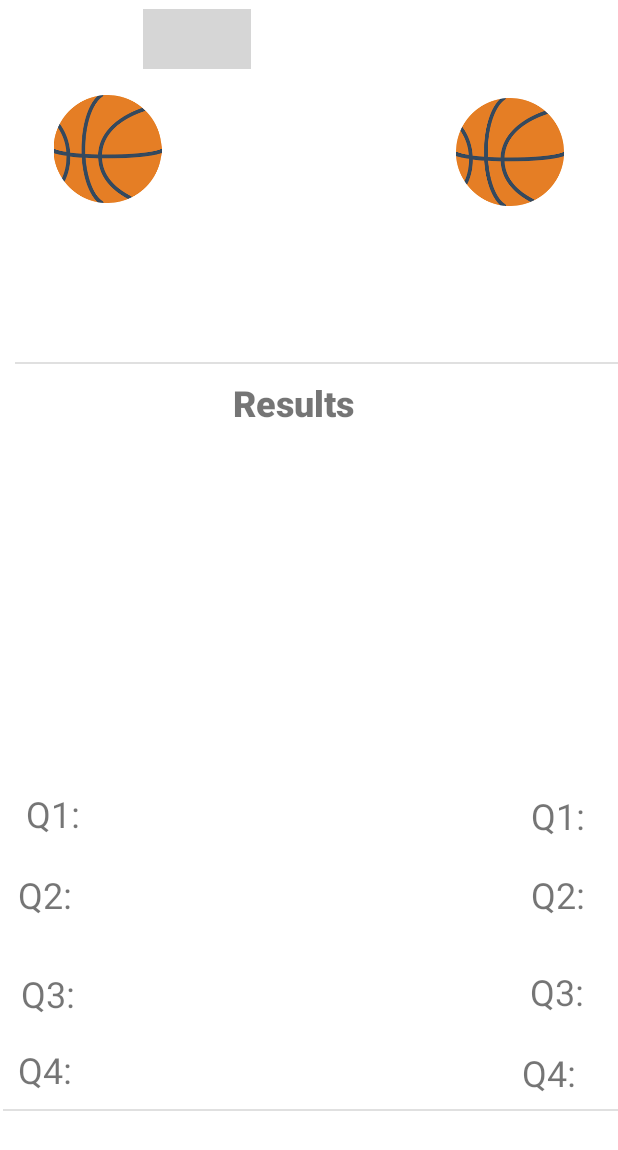
After one commit to Codepath-UIC-Team2/SportCave, an Android app: the layout item_basketball.xml on its own in the app's theme, with its tools: preview values and no code run, on a phone screen of 412 x 824 dp. The commit adds this screen. Shown: the top 1150 px of the screen. Run offline under Robolectric (Android 15) with nearby library versions, the phone set to English and light mode, and no system bars; grey boxes are pictures that could not be loaded.

Commit message:
Adding Basketball Stream

```diff
--- /dev/null
+++ b/SportCaveApp/app/src/main/java/Adapters/BasketBallAdapter.java
@@ -0,0 +1,118 @@
+package Adapters;
+
+import android.content.Context;
+import android.view.LayoutInflater;
+import android.view.View;
+import android.view.ViewGroup;
+import android.widget.ImageView;
+import android.widget.TextView;
+
+import androidx.annotation.NonNull;
+import androidx.recyclerview.widget.RecyclerView;
+
+import com.bumptech.glide.Glide;
+import com.example.sportcaveapp.R;
+
+import java.util.List;
+
+import models.BasketBall_Game;
+
+
+public class BasketBallAdapter extends RecyclerView.Adapter<BasketBallAdapter.ViewHolder> {
+
+        Context context;
+        List<BasketBall_Game> matches;
+
+public BasketBallAdapter(Context context, List<BasketBall_Game> matches) {
+        this.context = context;
+        this.matches = matches;
+        }
+
+@NonNull
+@Override
+public ViewHolder onCreateViewHolder(@NonNull ViewGroup viewGroup, int i) {
+        View matchview = LayoutInflater.from(context).inflate(R.layout.item_basketball,viewGroup,false);
+        return new ViewHolder(matchview);
+        }
+
+@Override
+public void onBindViewHolder(@NonNull ViewHolder viewHolder, int i) {
+        BasketBall_Game match = matches.get(i);
+
+        viewHolder.bind(match);
+
+        }
+
+@Override
+public int getItemCount() {
+        return matches.size();
+        }
+
+public class ViewHolder extends RecyclerView.ViewHolder{
+    TextView tv_location;
+    ImageView iv_location;
+    ImageView iv_team1;
+    ImageView iv_team2;
+    TextView tv_team1;
+    TextView tv_team2;
+    TextView tv_goals1_q1;
+    TextView tv_goals1_q2;
+    TextView tv_goals1_q3;
+    TextView tv_goals1_q4;
+    TextView tv_goals2_q1;
+    TextView tv_goals2_q2;
+    TextView tv_goals2_q3;
+    TextView tv_goals2_q4;
+
+
+
+
+
+    public ViewHolder(@NonNull View itemView) {
+        super(itemView);
+        tv_location = itemView.findViewById(R.id.tv_location);
+        iv_location = itemView.findViewById(R.id.iv_location);
+        iv_team1 = itemView.findViewById(R.id.iv_team1);
+        iv_team2 = itemView.findViewById(R.id.iv_team2);
+        tv_team1 = itemView.findViewById(R.id.tv_team1);
+        tv_team2 = itemView.findViewById(R.id.tv_team2);
+
+        tv_goals1_q1 = itemView.findViewById(R.id.tv_goals1_q1);
+        tv_goals1_q2 = itemView.findViewById(R.id.tv_goals1_q2);
+        tv_goals1_q3 = itemView.findViewById(R.id.tv_goals1_q3);
+        tv_goals1_q4 = itemView.findViewById(R.id.tv_goals1_q4);
+
+        tv_goals2_q1 = itemView.findViewById(R.id.tv_goals2_q1);
+        tv_goals2_q2 = itemView.findViewById(R.id.tv_goals2_q2);
+        tv_goals2_q3 = itemView.findViewById(R.id.tv_goals2_q3);
+        tv_goals2_q4 = itemView.findViewById(R.id.tv_goals2_q4);
+
+
+
+    }
+
+    public void bind(BasketBall_Game match) {
+        tv_team1.setText(match.getTeam1());
+        tv_team2.setText(match.getTeam2());
+
+        tv_goals1_q1.setText(match.getGoals1_q1());
+        tv_goals1_q2.setText(match.getGoals1_q2());
+        tv_goals1_q3.setText(match.getGoals1_q3());
+        tv_goals1_q4.setText(match.getGoals1_q4());
+
+        tv_goals2_q1.setText(match.getGoals2_q1());
+        tv_goals2_q2.setText(match.getGoals2_q2());
+        tv_goals2_q3.setText(match.getGoals2_q3());
+        tv_goals2_q4.setText(match.getGoals2_q4());
+        tv_location.setText(match.getLocation());
+
+
+
+
+        Glide.with(context).load(match.getLogo1()).into(iv_team1);
+        Glide.with(context).load(match.getLogo2()).into(iv_team2);
+        Glide.with(context).load(match.getFlag()).into(iv_location);
+
+    }
+}
+}
--- a/SportCaveApp/app/src/main/java/com/example/sportcaveapp/Basketball.java
+++ b/SportCaveApp/app/src/main/java/com/example/sportcaveapp/Basketball.java
@@ -1,6 +1,8 @@
 package com.example.sportcaveapp;
 
 import androidx.appcompat.app.AppCompatActivity;
+import androidx.recyclerview.widget.LinearLayoutManager;
+import androidx.recyclerview.widget.RecyclerView;
 
 import android.os.Bundle;
 import android.util.Log;
@@ -24,6 +26,8 @@ import java.util.Date;
 import java.util.List;
 import java.util.Locale;
 
+import Adapters.BasketBallAdapter;
+import Adapters.MatchAdapter;
 import models.BasketBall_Game;
 import models.Match;
 import okhttp3.Headers;
@@ -41,8 +45,12 @@ public class Basketball extends AppCompatActivity {
         super.onCreate(savedInstanceState);
         setContentView(R.layout.activity_basketball);
         Log.i(TAG,"Date today is "+date);
+
+        RecyclerView Rec = findViewById(R.id.rv);
         games = new ArrayList<>();
-
+        BasketBallAdapter matchAdapter =  new BasketBallAdapter(this,games);
+        Rec.setAdapter(matchAdapter);
+        Rec.setLayoutManager(new LinearLayoutManager(this));
 
         AsyncHttpClient client = new AsyncHttpClient();
         RequestParams params = new RequestParams();
@@ -81,6 +89,8 @@ public class Basketball extends AppCompatActivity {
 
 
                     }
+                    matchAdapter.notifyDataSetChanged();
+
 
 
 
--- a/SportCaveApp/app/src/main/res/layout/activity_basketball.xml
+++ b/SportCaveApp/app/src/main/res/layout/activity_basketball.xml
@@ -1,9 +1,18 @@
 <?xml version="1.0" encoding="utf-8"?>
-<androidx.constraintlayout.widget.ConstraintLayout xmlns:android="http://schemas.android.com/apk/res/android"
+<RelativeLayout
+    xmlns:android="http://schemas.android.com/apk/res/android"
     xmlns:app="http://schemas.android.com/apk/res-auto"
     xmlns:tools="http://schemas.android.com/tools"
     android:layout_width="match_parent"
     android:layout_height="match_parent"
     tools:context=".Basketball">
 
-</androidx.constraintlayout.widget.ConstraintLayout>
+    <androidx.recyclerview.widget.RecyclerView
+        android:id="@+id/rv"
+        android:layout_width="match_parent"
+        android:layout_height="match_parent"
+        android:layout_alignParentStart="true"
+        android:layout_alignParentTop="true"
+        android:layout_marginStart="0dp"
+        android:layout_marginTop="0dp" />
+</RelativeLayout>
--- /dev/null
+++ b/SportCaveApp/app/src/main/res/layout/item_basketball.xml
@@ -0,0 +1,294 @@
+<?xml version="1.0" encoding="utf-8"?>
+<RelativeLayout xmlns:android="http://schemas.android.com/apk/res/android"
+    xmlns:app="http://schemas.android.com/apk/res-auto"
+    xmlns:tools="http://schemas.android.com/tools"
+    android:layout_width="match_parent"
+    android:layout_height="match_parent">
+
+    <TextView
+        android:id="@+id/tv_goals2_q4"
+        android:layout_width="wrap_content"
+        android:layout_height="wrap_content"
+        android:layout_alignParentStart="true"
+        android:layout_alignParentTop="true"
+        android:layout_centerVertical="true"
+        android:layout_marginStart="314dp"
+        android:layout_marginTop="539dp"
+        android:fontFamily="sans-serif-black"
+        android:textSize="20sp" />
+
+    <TextView
+        android:id="@+id/tv_goals2_q3"
+        android:layout_width="wrap_content"
+        android:layout_height="wrap_content"
+        android:layout_alignParentStart="true"
+        android:layout_alignParentTop="true"
+        android:layout_centerVertical="true"
+        android:layout_marginStart="314dp"
+        android:layout_marginTop="480dp"
+        android:fontFamily="sans-serif-black"
+        android:textSize="20sp" />
+
+    <TextView
+        android:id="@+id/tv_goals2_q2"
+        android:layout_width="wrap_content"
+        android:layout_height="wrap_content"
+        android:layout_alignParentStart="true"
+        android:layout_alignParentTop="true"
+        android:layout_centerVertical="true"
+        android:layout_marginStart="315dp"
+        android:layout_marginTop="413dp"
+        android:layout_marginEnd="39dp"
+        android:layout_toStartOf="@+id/textView13"
+        android:fontFamily="sans-serif-black"
+        android:textSize="20sp" />
+
+    <TextView
+        android:id="@+id/tv_goals2_q1"
+        android:layout_width="wrap_content"
+        android:layout_height="wrap_content"
+        android:layout_alignParentStart="true"
+        android:layout_alignParentTop="true"
+        android:layout_centerVertical="true"
+        android:layout_marginStart="312dp"
+        android:layout_marginTop="362dp"
+        android:fontFamily="sans-serif-black"
+        android:textSize="20sp" />
+
+    <TextView
+        android:id="@+id/tv_goals1_q4"
+        android:layout_width="wrap_content"
+        android:layout_height="wrap_content"
+        android:layout_alignParentStart="true"
+        android:layout_alignParentTop="true"
+        android:layout_centerVertical="true"
+        android:layout_marginStart="107dp"
+        android:layout_marginTop="534dp"
+        android:fontFamily="sans-serif-black"
+        android:textSize="20sp" />
+
+    <TextView
+        android:id="@+id/tv_goals1_q3"
+        android:layout_width="wrap_content"
+        android:layout_height="wrap_content"
+        android:layout_alignParentStart="true"
+        android:layout_alignParentTop="true"
+        android:layout_centerVertical="true"
+        android:layout_marginStart="111dp"
+        android:layout_marginTop="483dp"
+        android:fontFamily="sans-serif-black"
+        android:textSize="20sp" />
+
+    <TextView
+        android:id="@+id/tv_goals1_q1"
+        android:layout_width="wrap_content"
+        android:layout_height="wrap_content"
+        android:layout_alignParentStart="true"
+        android:layout_alignParentTop="true"
+        android:layout_centerVertical="true"
+        android:layout_marginStart="108dp"
+        android:layout_marginTop="361dp"
+        android:fontFamily="sans-serif-black"
+        android:textSize="20sp" />
+
+    <TextView
+        android:id="@+id/textView16"
+        android:layout_width="wrap_content"
+        android:layout_height="wrap_content"
+        android:layout_above="@+id/textView10"
+        android:layout_alignParentStart="true"
+        android:layout_marginStart="17dp"
+        android:layout_marginBottom="21dp"
+        android:text="Q1: "
+        android:textSize="24sp" />
+
+    <TextView
+        android:id="@+id/textView15"
+        android:layout_width="wrap_content"
+        android:layout_height="wrap_content"
+        android:layout_above="@+id/divider3"
+        android:layout_alignParentStart="true"
+        android:layout_marginStart="348dp"
+        android:layout_marginBottom="8dp"
+        android:text="Q4: "
+        android:textSize="24sp" />
+
+    <TextView
+        android:id="@+id/textView14"
+        android:layout_width="wrap_content"
+        android:layout_height="wrap_content"
+        android:layout_above="@+id/textView15"
+        android:layout_alignParentStart="true"
+        android:layout_marginStart="353dp"
+        android:layout_marginBottom="21dp"
+        android:text="Q3: "
+        android:textSize="24sp" />
+
+    <TextView
+        android:id="@+id/textView13"
+        android:layout_width="wrap_content"
+        android:layout_height="wrap_content"
+        android:layout_above="@+id/textView14"
+        android:layout_alignParentStart="true"
+        android:layout_marginStart="354dp"
+        android:layout_marginBottom="32dp"
+        android:text="Q2: "
+        android:textSize="24sp" />
+
+    <TextView
+        android:id="@+id/textView12"
+        android:layout_width="wrap_content"
+        android:layout_height="wrap_content"
+        android:layout_above="@+id/divider3"
+        android:layout_alignParentStart="true"
+        android:layout_marginStart="12dp"
+        android:layout_marginBottom="10dp"
+        android:text="Q4: "
+        android:textSize="24sp" />
+
+    <TextView
+        android:id="@+id/textView11"
+        android:layout_width="wrap_content"
+        android:layout_height="wrap_content"
+        android:layout_above="@+id/textView12"
+        android:layout_alignParentStart="true"
+        android:layout_marginStart="14dp"
+        android:layout_marginBottom="18dp"
+        android:text="Q3: "
+        android:textSize="24sp" />
+
+    <TextView
+        android:id="@+id/textView10"
+        android:layout_width="wrap_content"
+        android:layout_height="wrap_content"
+        android:layout_above="@+id/textView11"
+        android:layout_alignParentStart="true"
+        android:layout_marginStart="12dp"
+        android:layout_marginBottom="33dp"
+        android:text="Q2: "
+        android:textSize="24sp" />
+
+    <TextView
+        android:id="@+id/tv_team2"
+        android:layout_width="wrap_content"
+        android:layout_height="wrap_content"
+        android:layout_below="@+id/iv_team2"
+        android:layout_alignParentStart="true"
+        android:layout_marginStart="363dp"
+        android:layout_marginTop="55dp"
+        android:fontFamily="sans-serif-black"
+        android:textSize="20sp" />
+
+    <ImageView
+        android:id="@+id/iv_team2"
+        android:layout_width="83dp"
+        android:layout_height="72dp"
+        android:layout_alignParentStart="true"
+        android:layout_alignParentTop="true"
+        android:layout_alignParentEnd="true"
+        android:layout_marginStart="298dp"
+        android:layout_marginTop="65dp"
+        android:layout_marginEnd="30dp"
+        app:srcCompat="@drawable/basketball" />
+
+    <ImageView
+        android:id="@+id/iv_team1"
+        android:layout_width="83dp"
+        android:layout_height="72dp"
+        android:layout_alignParentStart="true"
+        android:layout_alignParentTop="true"
+        android:layout_marginStart="30dp"
+        android:layout_marginTop="63dp"
+        app:srcCompat="@drawable/basketball" />
+
+    <TextView
+        android:id="@+id/tv_team1"
+        android:layout_width="wrap_content"
+        android:layout_height="wrap_content"
+        android:layout_below="@+id/iv_team1"
+        android:layout_alignParentStart="true"
+        android:layout_marginStart="40dp"
+        android:layout_marginTop="58dp"
+        android:fontFamily="sans-serif-black"
+        android:textSize="20sp" />
+
+    <TextView
+        android:id="@+id/tv_location"
+        android:layout_width="wrap_content"
+        android:layout_height="wrap_content"
+        android:layout_alignParentTop="true"
+        android:layout_marginStart="102dp"
+        android:layout_marginTop="12dp"
+        android:layout_toEndOf="@+id/iv_location"
+        android:fontFamily="sans-serif-black"
+        android:textSize="20sp" />
+
+    <ImageView
+        android:id="@+id/iv_location"
+        android:layout_width="72dp"
+        android:layout_height="40dp"
+        android:layout_alignParentStart="true"
+        android:layout_alignParentTop="true"
+        android:layout_centerHorizontal="true"
+        android:layout_marginStart="95dp"
+        android:layout_marginTop="6dp"
+        tools:srcCompat="@tools:sample/avatars" />
+
+    <TextView
+        android:id="@+id/textView3"
+        android:layout_width="101dp"
+        android:layout_height="wrap_content"
+        android:layout_alignParentTop="true"
+        android:layout_centerHorizontal="true"
+        android:layout_marginTop="252dp"
+        android:fontFamily="sans-serif-black"
+        android:text="Results"
+        android:textSize="24sp" />
+
+    <View
+        android:id="@+id/divider2"
+        android:layout_width="match_parent"
+        android:layout_height="1dp"
+        android:layout_alignParentStart="true"
+        android:layout_alignParentTop="true"
+        android:layout_alignParentEnd="true"
+        android:layout_marginStart="10dp"
+        android:layout_marginTop="241dp"
+        android:layout_marginEnd="-1dp"
+        android:background="?android:attr/listDivider" />
+
+    <TextView
+        android:id="@+id/tv_goals1_q2"
+        android:layout_width="wrap_content"
+        android:layout_height="wrap_content"
+        android:layout_alignParentStart="true"
+        android:layout_alignParentTop="true"
+        android:layout_centerVertical="true"
+        android:layout_marginStart="109dp"
+        android:layout_marginTop="415dp"
+        android:fontFamily="sans-serif-black"
+        android:textSize="20sp" />
+
+    <TextView
+        android:id="@+id/textView7"
+        android:layout_width="wrap_content"
+        android:layout_height="wrap_content"
+        android:layout_above="@+id/textView13"
+        android:layout_alignParentStart="true"
+        android:layout_marginStart="354dp"
+        android:layout_marginBottom="20dp"
+        android:text="Q1: "
+        android:textSize="24sp" />
+
+    <View
+        android:id="@+id/divider3"
+        android:layout_width="match_parent"
+        android:layout_height="1dp"
+        android:layout_alignParentStart="true"
+        android:layout_alignParentBottom="true"
+        android:layout_centerHorizontal="true"
+        android:layout_marginStart="2dp"
+        android:layout_marginBottom="83dp"
+        android:background="?android:attr/listDivider" />
+
+</RelativeLayout>
```
